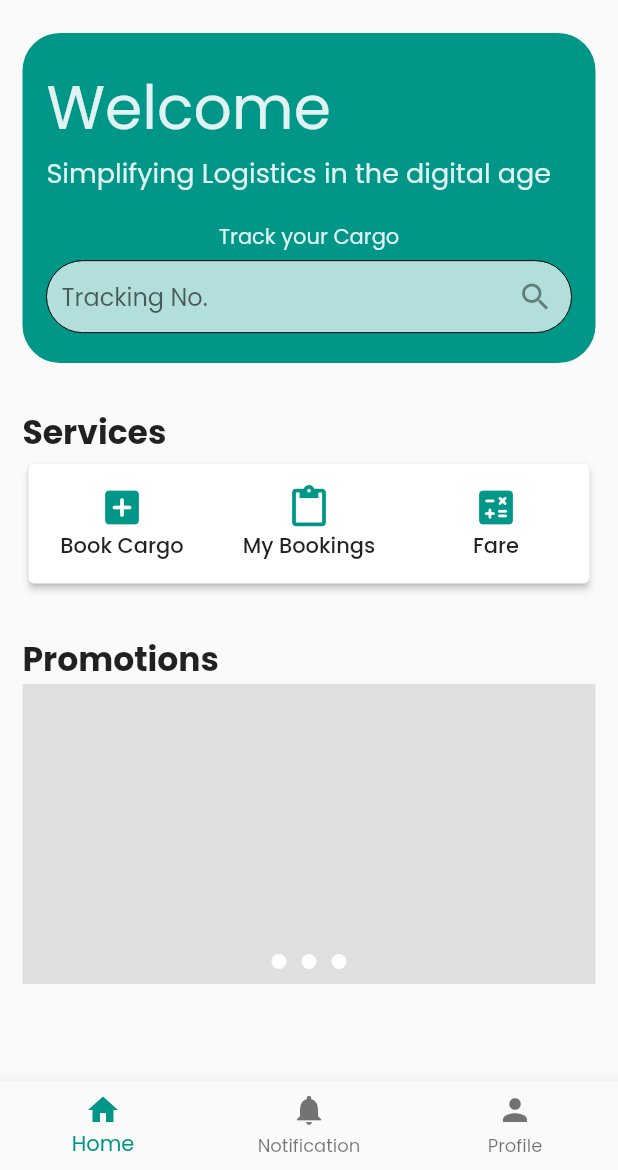
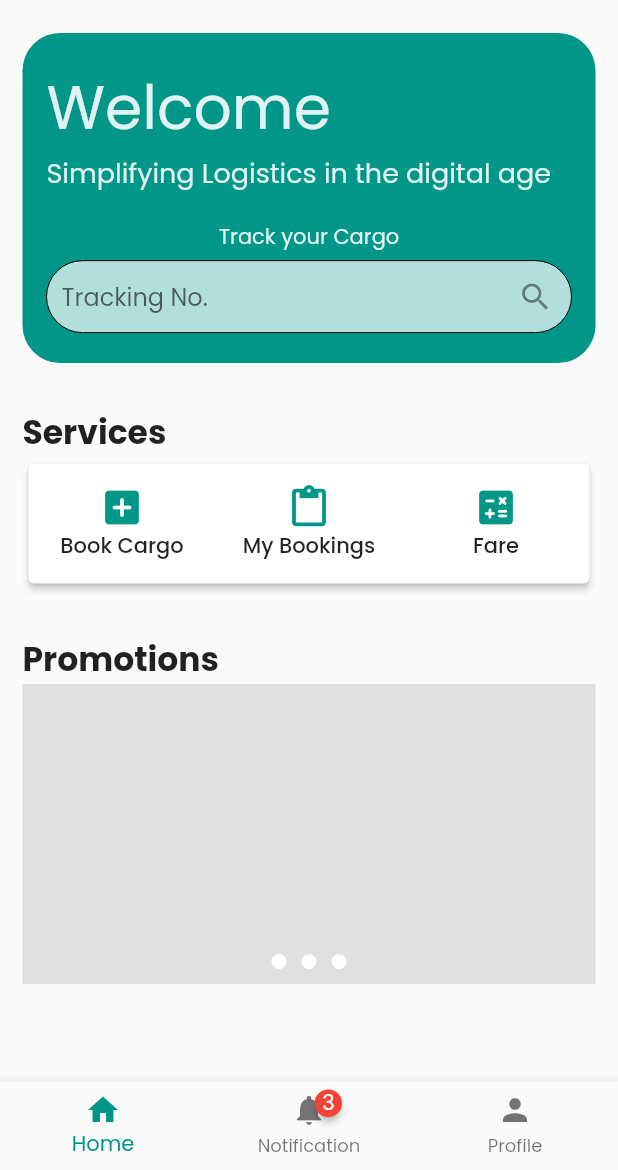
Before and after one commit to jodelmar1016/SUNDO-Freight, a Flutter app: the Wrapper screen opened directly, on a phone screen of 412 x 824 dp, the part 66-1236 px from its top. Run offline on Flutter 3.47's test engine with Material 2 defaults, Android fonts, the phone set to English and light mode, and no system bars; drawn by our look-alikes of badges; our stand-ins replace cloud_firestore, firebase_auth, firebase_core, google_fonts, google_maps_flutter, shared_preferences; missing offline and left inert: flutter_polyline_points; accounts and stored records are empty.

Commit message:
add badge notification

```diff
--- a/lib/pages/wrapper.dart
+++ b/lib/pages/wrapper.dart
@@ -3,6 +3,7 @@ import 'package:flutter/src/widgets/framework.dart';
 import 'package:freight/pages/home.dart';
 import 'package:freight/pages/notification.dart';
 import 'package:freight/pages/profile.dart';
+import 'package:badges/badges.dart' as badges;
 
 class Wrapper extends StatefulWidget {
   const Wrapper({super.key});
@@ -53,7 +54,11 @@ class _WrapperState extends State<Wrapper> {
             label: 'Home',
           ),
           BottomNavigationBarItem(
-            icon: Icon(Icons.notifications),
+            icon: badges.Badge(
+              badgeContent: Text('3', style: TextStyle(color: Colors.white)),
+              child: Icon(Icons.notifications),
+            ),
+            // icon: Icon(Icons.notifications),
             label: 'Notification',
           ),
           BottomNavigationBarItem(
```
